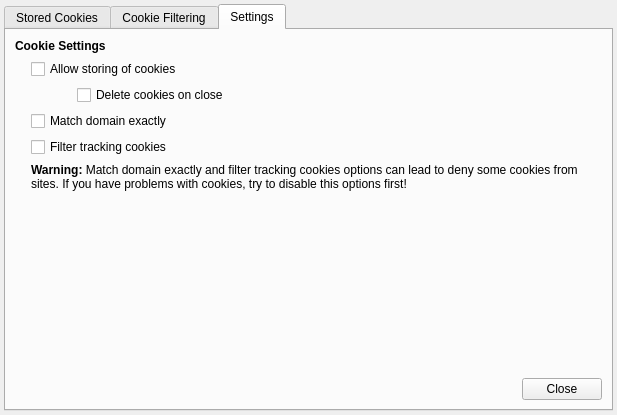
Before: the Qt Designer form src/lib/cookies/cookiemanager.ui in QupZilla/qupzilla, drawn with Qt 5.
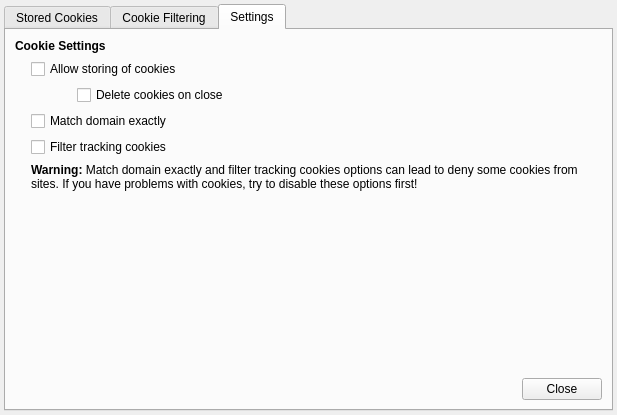
After: the same form once the commit is applied. The open tabs and pages were chosen to show the change. Custom widgets are drawn as their Qt base class.

Commit message: Typo fix in cookie manager

```diff
--- a/src/lib/cookies/cookiemanager.ui
+++ b/src/lib/cookies/cookiemanager.ui
@@ -460,7 +460,7 @@
        <item row="5" column="1" colspan="3">
         <widget class="QLabel" name="label_19">
          <property name="text">
-          <string>&lt;b&gt;Warning:&lt;/b&gt; Match domain exactly and filter tracking cookies options can lead to deny some cookies from sites. If you have problems with cookies, try to disable this options first!</string>
+          <string>&lt;b&gt;Warning:&lt;/b&gt; Match domain exactly and filter tracking cookies options can lead to deny some cookies from sites. If you have problems with cookies, try to disable these options first!</string>
          </property>
          <property name="wordWrap">
           <bool>true</bool>
```
The commit also changes 1 other file.
